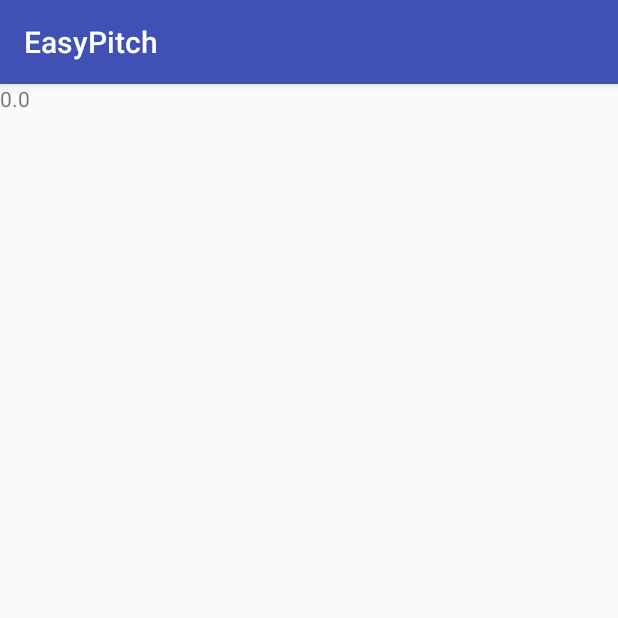
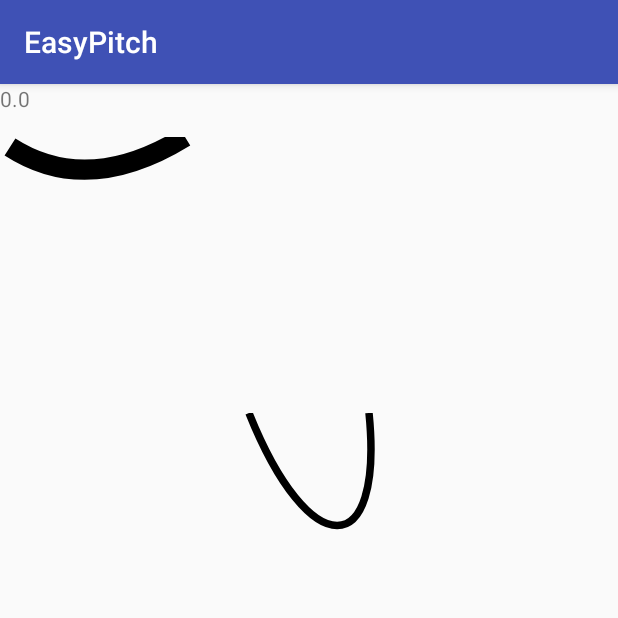
Before and after one commit to Dbajj/easy-pitch, an Android app: the screen it shows after launch (MainActivity), on a phone screen of 412 x 824 dp, the top half of it. Run offline under Robolectric (Android 15) with nearby library versions, the phone set to English and light mode, and no system bars; 3 statements that could not run were skipped.

Commit message:
- Add flexible sample rate detection in Microphone IO - Add StringView custom view for guitar string visualization

```diff
--- a/app/src/main/java/com/adiga/easypitch/io/MicrophoneIO.java
+++ b/app/src/main/java/com/adiga/easypitch/io/MicrophoneIO.java
@@ -11,25 +11,41 @@ import android.media.MediaRecorder;
 
 public class MicrophoneIO {
 
-    private static final int SAMPLE_RATE = 44100;
+    private int mSampleRate;
+    private int mRecordBufferSize;
     private static final int CHANNELS = AudioFormat.CHANNEL_IN_MONO;
     private static final int ENCODING  = AudioFormat.ENCODING_PCM_16BIT;
-    private static final int RECORD_BUFFER_SIZE = AudioRecord.getMinBufferSize(SAMPLE_RATE,CHANNELS,ENCODING);
     private static final int OUTPUT_SAMPLE_SIZE = 4096;
 
     // TODO make this a bit more robust (what if encoding changes?
     private static final int BYTES_PER_ELEMENT = 2;
 
-
-    private AudioRecord recorder = null;
-    private Thread recordingThread = null;
+    private AudioRecord recorder;
+    private Thread recordingThread;
     private boolean isRecording = false;
 
     private double[] audioBuffer = new double[OUTPUT_SAMPLE_SIZE];
 
-    // TODO figure out what the constructor might need to do here, choose audio formats maybe?
     public MicrophoneIO() {
-        recorder = new AudioRecord(MediaRecorder.AudioSource.MIC,SAMPLE_RATE,CHANNELS,ENCODING, RECORD_BUFFER_SIZE);
+        mSampleRate = getSampleRate();
+        mRecordBufferSize = AudioRecord.getMinBufferSize(mSampleRate,CHANNELS,ENCODING);
+        recorder = new AudioRecord(MediaRecorder.AudioSource.MIC,mSampleRate,CHANNELS,ENCODING, mRecordBufferSize);
+    }
+
+    private int getSampleRate() {
+        int max_rate = 0;
+        int[] rates = new int[]{8000,11025,16000,22050,44100,48000};
+
+        for(int rate : rates) {
+            int bufferSize = AudioRecord.getMinBufferSize(rate,CHANNELS,ENCODING);
+            if(bufferSize > 0 && rate > max_rate) {
+                max_rate = rate;
+            }
+        }
+
+        if(max_rate == 0) throw new UnsupportedOperationException("No valid audio sampling rate found");
+
+        return max_rate;
     }
 
     // Retrieves a sample from recordingThread, using a new thread
--- /dev/null
+++ b/app/src/main/java/com/adiga/easypitch/ui/StringView.java
@@ -0,0 +1,53 @@
+package com.adiga.easypitch.ui;
+
+import android.content.Context;
+import android.content.res.TypedArray;
+import android.graphics.Canvas;
+import android.graphics.Color;
+import android.graphics.LinearGradient;
+import android.graphics.Paint;
+import android.graphics.Path;
+import android.graphics.Rect;
+import android.graphics.RectF;
+import android.graphics.Shader;
+import android.support.annotation.Nullable;
+import android.util.AttributeSet;
+import android.view.View;
+
+import com.adiga.easypitch.R;
+
+/**
+ * Created by dbajj on 2018-02-20.
+ */
+
+public class StringView extends View {
+    public StringView(Context context, @Nullable AttributeSet attrs) {
+        super(context, attrs);
+
+        TypedArray a = context.getTheme().obtainStyledAttributes(attrs,
+                R.styleable.StringView,0,0);
+    }
+
+    @Override
+    protected void onDraw(Canvas canvas) {
+        int leftCoord = 0;
+        int topCoord = 0;
+        int rightCoord = getLayoutParams().width;
+        int bottomCoord = getLayoutParams().height;
+        Path p = new Path();
+        p.moveTo(leftCoord+10,topCoord+10);
+        p.quadTo(((float)(rightCoord-10-leftCoord-10))/2,60,rightCoord-10,0);
+        Paint paint = new Paint();
+        paint.setStyle(Paint.Style.STROKE);
+        paint.setStrokeWidth(20F);
+        paint.setAntiAlias(true);
+        paint.setFilterBitmap(true);
+        paint.setDither(true);
+        canvas.drawPath(p,paint);
+    }
+
+    @Override
+    protected void onMeasure(int widthMeasureSpec, int heightMeasureSpec) {
+        setMeasuredDimension(MeasureSpec.getSize(widthMeasureSpec),MeasureSpec.getSize(heightMeasureSpec));
+    }
+}
--- /dev/null
+++ b/app/src/main/res/drawable/ic_asset_2.xml
@@ -0,0 +1,7 @@
+<vector android:height="100dp" android:viewportHeight="100"
+    android:viewportWidth="100" android:width="100dp" xmlns:android="http://schemas.android.com/apk/res/android">
+    <path
+        android:strokeColor="#FF000000"
+        android:strokeWidth="5"
+        android:pathData="M 10,0 C  50,100 100,100 90,0 "/>
+</vector>
--- a/app/src/main/res/layout/activity_main.xml
+++ b/app/src/main/res/layout/activity_main.xml
@@ -10,9 +10,7 @@
         android:layout_width="match_parent"
         android:layout_height="match_parent"
         android:orientation = "vertical">
-        <ScrollView
-            android:layout_width="match_parent"
-            android:layout_height="match_parent">
+
             <TextView
             android:id = "@+id/audio_sample"
             android:layout_width="wrap_content"
@@ -22,15 +20,18 @@
             app:layout_constraintLeft_toLeftOf="parent"
             app:layout_constraintRight_toRightOf="parent"
             app:layout_constraintTop_toTopOf="parent" />
-        </ScrollView>
 
-        <Button
-            android:layout_width="100px"
-            android:layout_height="100px"
-            android:layout_gravity="center"
-            android:onClick="openPlot"
-            android:text="PLOT"
-            android:textSize="15px"/>
+        <com.adiga.easypitch.ui.StringView
+            android:layout_width="130dp"
+            android:layout_height="184dp" />
+
+        <ImageView
+            android:id="@+id/imageView"
+            android:layout_width="match_parent"
+            android:layout_height="wrap_content"
+            app:srcCompat="@drawable/ic_asset_2" />
+
+
     </LinearLayout>
 
 </android.support.constraint.ConstraintLayout>
```
Also changed, not shown: app/src/main/java/com/adiga/easypitch/ui/AudioFragment.java (+6 -5 lines), app/src/main/java/com/adiga/easypitch/ui/MainActivity.java (+28 -12 lines), app/src/main/res/values/attrs.xml (added, +7 -0 lines).
